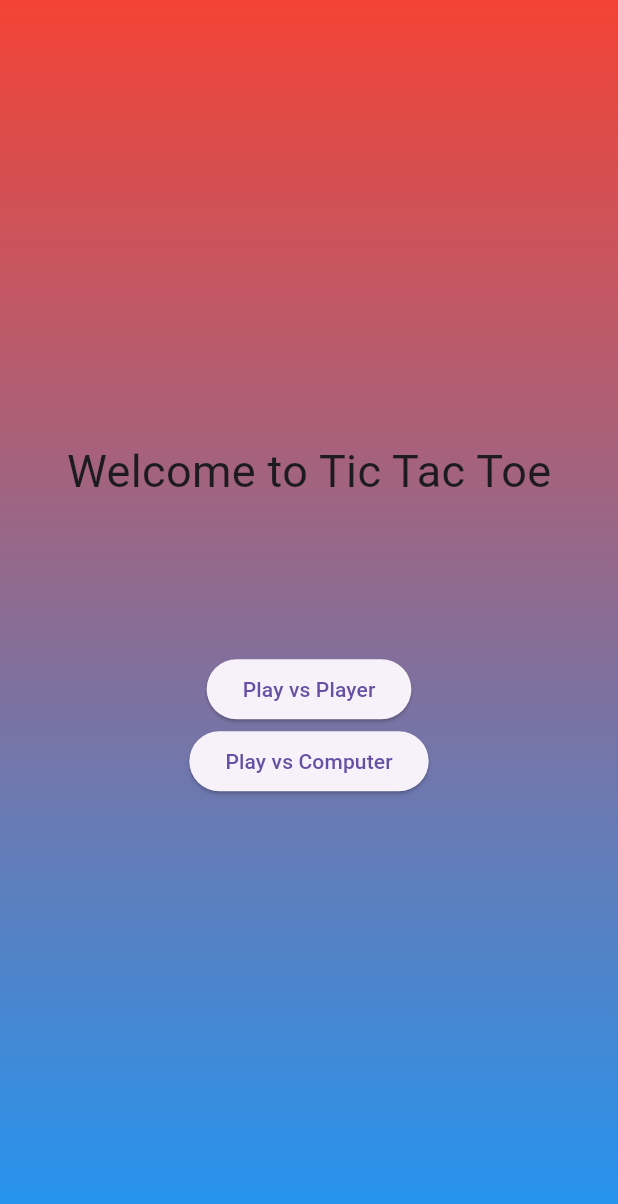
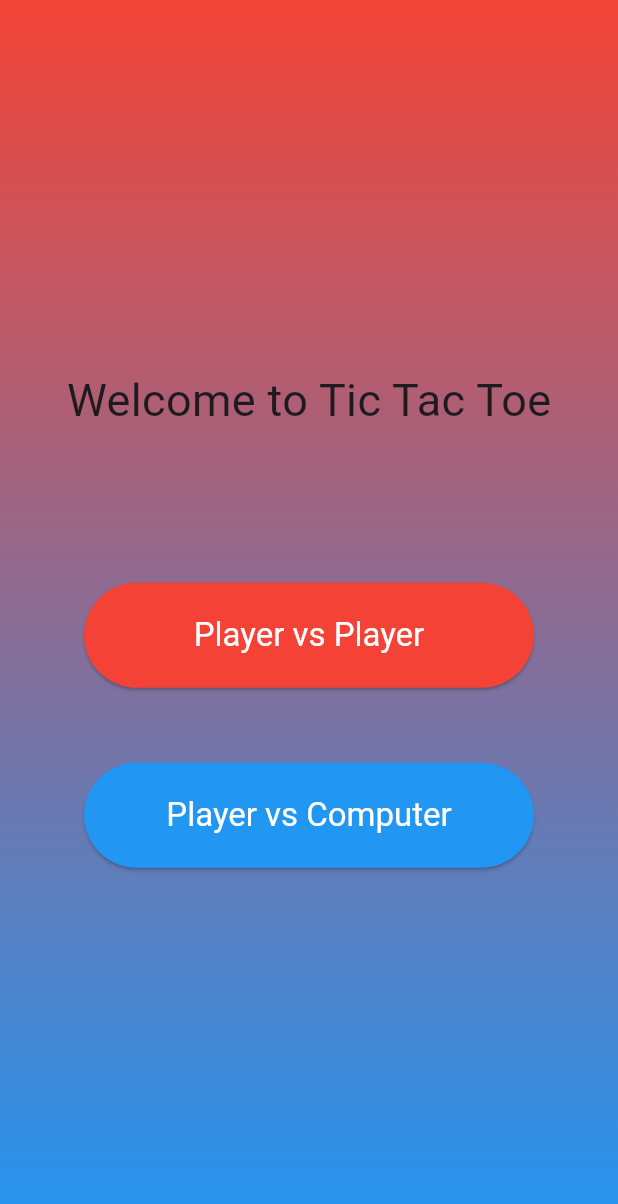
Before and after one commit to callmeNoorulHuda/Tic-Tac-Toe-App, a Flutter app: the screen it shows after launch, on a phone screen of 412 x 824 dp. Shown: the top 1204 px of the screen. Run offline on Flutter 3.47's test engine with Material 3 defaults, Android fonts, the phone set to English and light mode, and no system bars.

Commit message:
changes to home ui bit further

```diff
--- a/lib/home_screen.dart
+++ b/lib/home_screen.dart
@@ -24,8 +24,15 @@ class HomeScreen extends StatelessWidget {
               Text("Welcome to Tic Tac Toe", style: TextStyle(fontSize: 30)),
               SizedBox(height: 100),
 
-              ElevatedButton(
-                style: ElevatedButton.styleFrom(),
+              SizedBox(
+                width: 300,
+                height: 70,
+                child: ElevatedButton(
+                  style: ElevatedButton.styleFrom(
+                    foregroundColor: Colors.white,
+                    backgroundColor: Colors.red,
+                    textStyle: TextStyle(fontSize: 22),
+                  ),
 
                   onPressed: () {
                     Navigator.of(context).push(
@@ -34,10 +41,20 @@ class HomeScreen extends StatelessWidget {
                       ),
                     );
                   },
-                child: const Text("Play vs Player"),
+                  child: const Text("Player vs Player"),
                 ),
+              ),
+              SizedBox(height: 50),
 
-              ElevatedButton(
+              SizedBox(
+                height: 70,
+                width: 300,
+                child: ElevatedButton(
+                  style: ElevatedButton.styleFrom(
+                    foregroundColor: Colors.white,
+                    backgroundColor: Colors.blue,
+                    textStyle: TextStyle(fontSize: 22),
+                  ),
                   onPressed: () {
                     Navigator.of(context).push(
                       MaterialPageRoute(
@@ -45,7 +62,8 @@ class HomeScreen extends StatelessWidget {
                       ),
                     );
                   },
-                child: const Text("Play vs Computer"),
+                  child: const Text("Player vs Computer"),
+                ),
               ),
             ],
           ),
```
Lines whose indentation alone changed are shown as unchanged.
